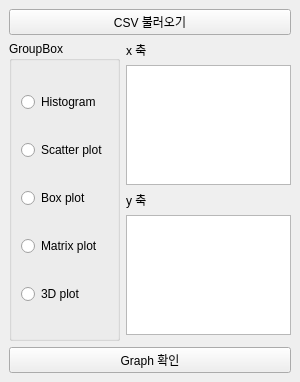
Above: _uiFiles/main.ui from electricline/pyqtVisual before the change. Below: the same form after it.
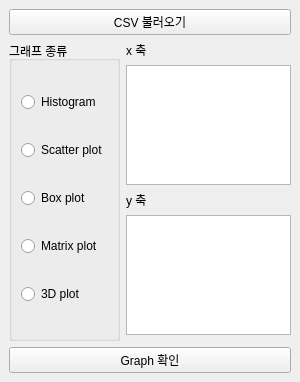
That is the form after the change.

Commit message: ui 파일 변경

The edit to the form file:
```diff
--- a/_uiFiles/main.ui
+++ b/_uiFiles/main.ui
@@ -40,7 +40,7 @@
        <string notr="true">font: 9pt &quot;Yoon 윤고딕 550_TT&quot;;</string>
       </property>
       <property name="title">
-       <string>GroupBox</string>
+       <string>그래프 종류</string>
       </property>
       <layout class="QVBoxLayout" name="verticalLayout">
        <item>
```
The commit also changes 2 other files.
